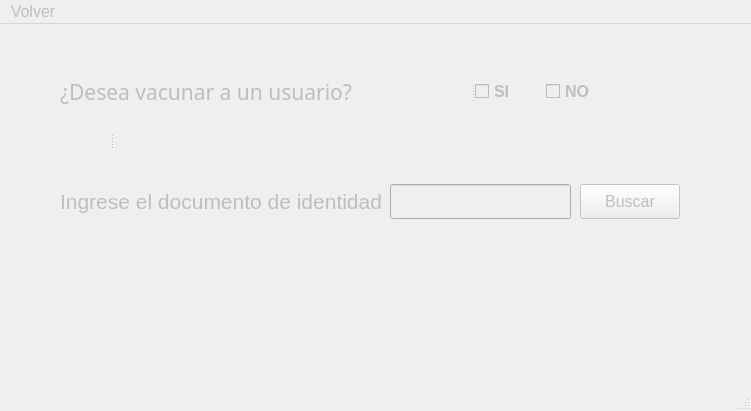
This is frontend/user_interface/vacunarUsuario.ui in alpha231/UNAL_POO_2021-1 as Qt 5 draws it before an edit. The edited form follows.
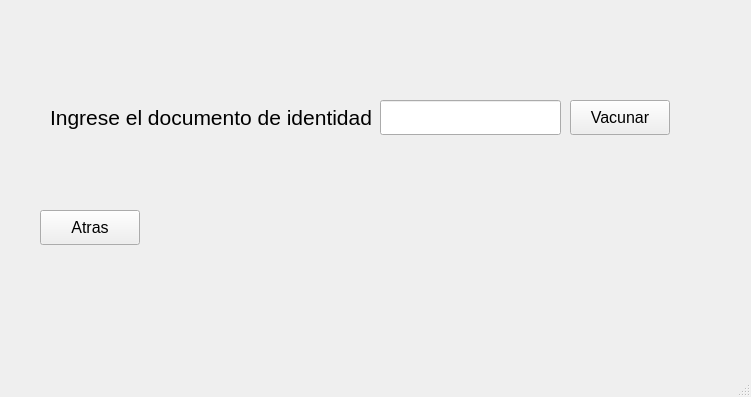
This is the edited form.

Commit message: Implementacion de metodos en seccion de usuario Mejoras en la interfaz

```diff
--- a/frontend/user_interface/vacunarUsuario.ui
+++ b/frontend/user_interface/vacunarUsuario.ui
@@ -3,14 +3,14 @@
  <class>MainWindow</class>
  <widget class="QMainWindow" name="MainWindow">
   <property name="enabled">
-   <bool>false</bool>
+   <bool>true</bool>
   </property>
   <property name="geometry">
    <rect>
     <x>0</x>
     <y>0</y>
     <width>751</width>
-    <height>411</height>
+    <height>397</height>
    </rect>
   </property>
   <property name="font">
@@ -28,78 +28,15 @@
    <string>MainWindow</string>
   </property>
   <widget class="QWidget" name="centralwidget">
-   <widget class="QSplitter" name="splitter_4">
-    <property name="geometry">
-     <rect>
-      <x>60</x>
-      <y>50</y>
-      <width>550</width>
-      <height>35</height>
-     </rect>
-    </property>
-    <property name="orientation">
-     <enum>Qt::Horizontal</enum>
-    </property>
-    <widget class="QLabel" name="label_11">
-     <property name="enabled">
-      <bool>false</bool>
-     </property>
-     <property name="font">
-      <font>
-       <family>HoloLens MDL2 Assets</family>
-       <pointsize>16</pointsize>
-       <weight>50</weight>
-       <bold>false</bold>
-      </font>
-     </property>
-     <property name="text">
-      <string>¿Desea vacunar a un usuario?</string>
-     </property>
-    </widget>
-    <widget class="QWidget" name="horizontalLayoutWidget">
-     <layout class="QHBoxLayout" name="horizontalLayout">
-      <item>
-       <widget class="QCheckBox" name="VacunadoSi">
-        <property name="font">
-         <font>
-          <family>Arial</family>
-          <pointsize>12</pointsize>
-          <weight>75</weight>
-          <bold>true</bold>
-         </font>
-        </property>
-        <property name="text">
-         <string>SI</string>
-        </property>
-       </widget>
-      </item>
-      <item>
-       <widget class="QCheckBox" name="VacunadoNo">
-        <property name="font">
-         <font>
-          <family>Arial</family>
-          <pointsize>12</pointsize>
-          <weight>75</weight>
-          <bold>true</bold>
-         </font>
-        </property>
-        <property name="text">
-         <string>NO</string>
-        </property>
-       </widget>
-      </item>
-     </layout>
-    </widget>
-   </widget>
    <widget class="QSplitter" name="splitter_3">
     <property name="enabled">
-     <bool>false</bool>
+     <bool>true</bool>
     </property>
     <property name="geometry">
      <rect>
       <x>110</x>
       <y>110</y>
-      <width>5</width>
+      <width>1</width>
       <height>16</height>
      </rect>
     </property>
@@ -119,12 +56,12 @@
    </widget>
    <widget class="QLabel" name="label_12">
     <property name="enabled">
-     <bool>false</bool>
+     <bool>true</bool>
     </property>
     <property name="geometry">
      <rect>
-      <x>60</x>
-      <y>160</y>
+      <x>50</x>
+      <y>100</y>
       <width>345</width>
       <height>35</height>
      </rect>
@@ -143,22 +80,25 @@
    </widget>
    <widget class="QLineEdit" name="noId">
     <property name="enabled">
-     <bool>false</bool>
+     <bool>true</bool>
     </property>
     <property name="geometry">
      <rect>
-      <x>390</x>
-      <y>160</y>
+      <x>380</x>
+      <y>100</y>
       <width>181</width>
       <height>35</height>
      </rect>
     </property>
    </widget>
    <widget class="QPushButton" name="pushButton">
+    <property name="enabled">
+     <bool>true</bool>
+    </property>
     <property name="geometry">
      <rect>
-      <x>580</x>
-      <y>160</y>
+      <x>570</x>
+      <y>100</y>
       <width>100</width>
       <height>35</height>
      </rect>
@@ -172,14 +112,17 @@
      </font>
     </property>
     <property name="text">
-     <string>Buscar</string>
+     <string>Vacunar</string>
     </property>
    </widget>
-   <widget class="QLabel" name="label_3">
+   <widget class="QLabel" name="mensaje">
+    <property name="enabled">
+     <bool>true</bool>
+    </property>
     <property name="geometry">
      <rect>
-      <x>70</x>
-      <y>260</y>
+      <x>50</x>
+      <y>160</y>
       <width>611</width>
       <height>31</height>
      </rect>
@@ -188,22 +131,27 @@
      <string>&lt;html&gt;&lt;head/&gt;&lt;body&gt;&lt;p align=&quot;center&quot;&gt;&lt;span style=&quot; color:#aa0000;&quot;&gt;&lt;br/&gt;&lt;/span&gt;&lt;/p&gt;&lt;/body&gt;&lt;/html&gt;</string>
     </property>
    </widget>
-  </widget>
-  <widget class="QMenuBar" name="menubar">
-   <property name="geometry">
-    <rect>
-     <x>0</x>
-     <y>0</y>
-     <width>751</width>
-     <height>24</height>
-    </rect>
-   </property>
-   <widget class="QMenu" name="menuVolver">
-    <property name="title">
-     <string>Volver</string>
+   <widget class="QPushButton" name="buttonAtras">
+    <property name="enabled">
+     <bool>true</bool>
+    </property>
+    <property name="geometry">
+     <rect>
+      <x>40</x>
+      <y>210</y>
+      <width>100</width>
+      <height>35</height>
+     </rect>
+    </property>
+    <property name="font">
+     <font>
+      <pointsize>12</pointsize>
+     </font>
+    </property>
+    <property name="text">
+     <string>Atras</string>
     </property>
    </widget>
-   <addaction name="menuVolver"/>
   </widget>
   <widget class="QStatusBar" name="statusbar"/>
  </widget>
```
Left out of the diff: 4 changed lines with no effect on the pictures. The commit also changes 10 other files.
